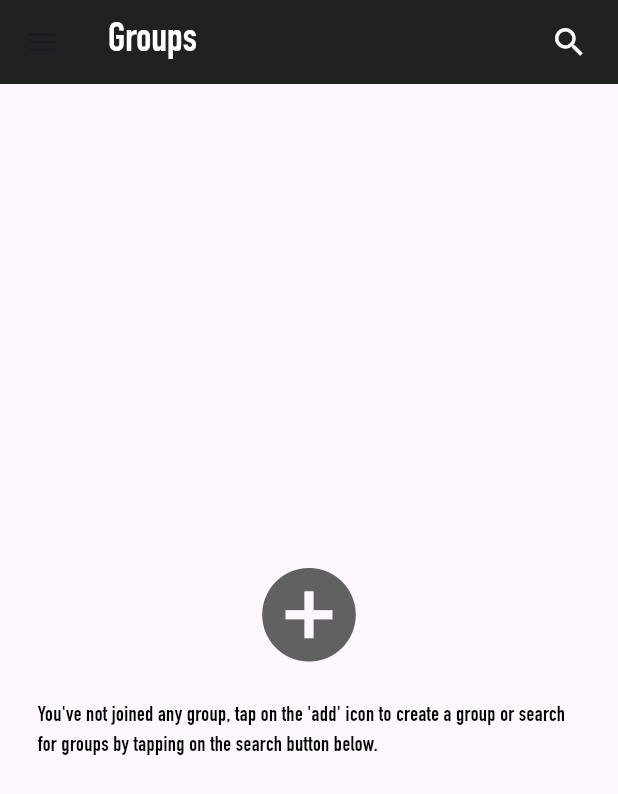
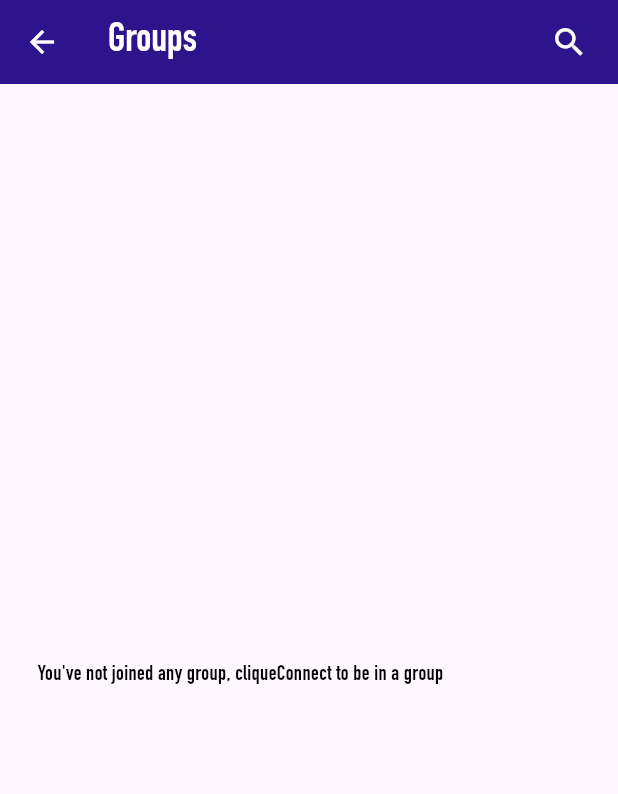
Before and after one commit to RabensteinerDavid/CliqueConnect, a Flutter app: the HomePageChat screen opened directly, on a phone screen of 412 x 824 dp. Shown: the top 794 px of the screen. Run offline on Flutter 3.47's test engine with Material 3 defaults, Android fonts, the phone set to English and light mode, and no system bars; our stand-ins replace cloud_firestore, firebase_auth, firebase_core, firebase_storage, flutter_map, geocoding and 7 more; missing offline and left inert: dart:ffi, firebase_ui_auth, flutter_neat_and_clean_calendar, mapbox_gl; accounts and stored records are empty.

```diff
--- a/App/lib/pages/home_page.dart
+++ b/App/lib/pages/home_page.dart
@@ -4,6 +4,7 @@ import 'package:cloud_firestore/cloud_firestore.dart';
 import 'package:firebase_auth/firebase_auth.dart';
 import 'package:flutter/material.dart';
 import 'package:test_clique_connect/components/AuthGate.dart';
+import 'package:test_clique_connect/main.dart';
 import '../helper/helper_functions.dart';
 import '../components/AuthGate.dart';
 import '../pages/profile_page.dart';
@@ -45,15 +46,10 @@ class _HomePageState extends State<HomePageChat> {
         mainAxisAlignment: MainAxisAlignment.center,
         crossAxisAlignment: CrossAxisAlignment.center,
         children: <Widget>[
-          GestureDetector(
-            onTap: () {
-              _popupDialog(context);
-            },
-            child: Icon(Icons.add_circle, color: Colors.grey[700], size: 75.0),
-          ),
+
           SizedBox(height: 20.0),
           Text(
-            "You've not joined any group, tap on the 'add' icon to create a group or search for groups by tapping on the search button below.",
+            "You've not joined any group, cliqueConnect to be in a group",
           ),
         ],
       ),
@@ -61,8 +57,6 @@ class _HomePageState extends State<HomePageChat> {
   }
 
   Widget groupsList() {
-    print("_groups");
-    print(_groups);
     return StreamBuilder<Map<String, dynamic>>(
       stream: _groups,
       builder: (context, snapshot) {
@@ -103,15 +97,12 @@ class _HomePageState extends State<HomePageChat> {
       });
 
       if (_user!.uid != null) {
-        print("here3");
         // Remove the listen() method, StreamBuilder will handle it
         Stream<DocumentSnapshot> groupsStream = DatabaseService(uid: _user!.uid).getUserGroups();
         groupsStream.listen((DocumentSnapshot<Object?> snapshot) {
           if (snapshot.exists) {
             // Document exists, you can access its data
             Map<String, dynamic> data = snapshot.data() as Map<String, dynamic>;
-            print('Document ID: ${snapshot.id}');
-            print('Data: $data');
             _groupsController.add(data);
           } else {
             // Document doesn't exist
@@ -199,7 +190,6 @@ class _HomePageState extends State<HomePageChat> {
   Widget build(BuildContext context) {
     return Scaffold(
       appBar: buildAppBar(),
-      drawer: buildDrawer(),
       body: groupsList(),
 /*      floatingActionButton: buildFloatingActionButton(),*/
     );
@@ -217,8 +207,9 @@ class _HomePageState extends State<HomePageChat> {
             fontWeight: FontWeight.bold,
           ),
         ),
-        backgroundColor: Colors.black87,
+        backgroundColor: MyApp.blueMain,
         elevation: 0.0,
+        iconTheme: IconThemeData(color: Colors.white), // Set the color of the back arrow to white
         actions: <Widget>[
           IconButton(
             padding: EdgeInsets.symmetric(horizontal: 20.0),
@@ -235,54 +226,6 @@ class _HomePageState extends State<HomePageChat> {
   }
 
 
-  Widget buildDrawer() {
-    return Drawer(
-      child: ListView(
-        padding: EdgeInsets.symmetric(vertical: 50.0),
-        children: <Widget>[
-          Icon(Icons.account_circle, size: 150.0, color: Colors.grey[700]),
-          SizedBox(height: 15.0),
-          Text(_userName, textAlign: TextAlign.center,
-              style: TextStyle(fontWeight: FontWeight.bold)),
-          SizedBox(height: 7.0),
-          ListTile(
-            onTap: () {},
-            selected: true,
-            contentPadding: EdgeInsets.symmetric(
-                horizontal: 20.0, vertical: 5.0),
-            leading: Icon(Icons.group),
-            title: Text('Groups'),
-          ),
-          ListTile(
-            onTap: () {
-              Navigator.of(context).pushReplacement(MaterialPageRoute(
-                builder: (context) =>
-                    ProfilePage(userName: _userName, email: _email),
-              ));
-            },
-            contentPadding: EdgeInsets.symmetric(
-                horizontal: 20.0, vertical: 5.0),
-            leading: Icon(Icons.account_circle),
-            title: Text('Profile'),
-          ),
-          ListTile(
-            onTap: () async {
-              await _auth.signOut();
-              Navigator.of(context).pushAndRemoveUntil(
-                MaterialPageRoute(builder: (context) => const AuthGate()),
-                    (Route<dynamic> route) => false,
-              );
-            },
-            contentPadding: EdgeInsets.symmetric(
-                horizontal: 20.0, vertical: 5.0),
-            leading: const Icon(Icons.exit_to_app, color: Colors.red),
-            title: Text('Log Out', style: TextStyle(color: Colors.red)),
-          ),
-        ],
-      ),
-    );
-  }
-
   Widget buildFloatingActionButton() {
     return FloatingActionButton(
       onPressed: () {
--- a/App/lib/widgets/group_tile.dart
+++ b/App/lib/widgets/group_tile.dart
@@ -1,4 +1,5 @@
 import 'package:flutter/material.dart';
+import 'package:test_clique_connect/main.dart';
 import '../pages/chat_page.dart';
 
 class GroupTile extends StatelessWidget {
@@ -19,7 +20,7 @@ class GroupTile extends StatelessWidget {
         child: ListTile(
           leading: CircleAvatar(
             radius: 30.0,
-            backgroundColor: Colors.blueAccent,
+            backgroundColor: MyApp.blueMain,
             child: Text(groupName.substring(0, 1).toUpperCase(), textAlign: TextAlign.center, style: TextStyle(color: Colors.white)),
           ),
           title: Text(groupName, style: TextStyle(fontWeight: FontWeight.bold)),
--- a/App/pubspec.yaml
+++ b/App/pubspec.yaml
@@ -105,6 +105,7 @@ flutter:
     - icons/map_color.png
     - icons/map_white.png
     - icons/ arrow_white.png
+    - icons/send_blue.png
 
   # To add assets to your application, add an assets section, like this:
   # assets:
```
Also changed, not shown: App/lib/pages/chat_page.dart (+31 -21 lines), App/lib/widgets/message_tile.dart (+55 -30 lines), App/icons/send_blue.png.
